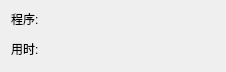
The window that ProcessMonitor/Fw.ui (yangkun1201/ProcessMonitorClient) describes before a commit, drawn with Qt 5.
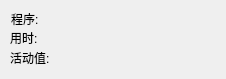
The same window after the commit.

Commit message: 悬浮窗增加活动值

Diff of the .ui file:
```diff
--- a/ProcessMonitor/Fw.ui
+++ b/ProcessMonitor/Fw.ui
@@ -7,7 +7,7 @@
     <x>0</x>
     <y>0</y>
     <width>226</width>
-    <height>72</height>
+    <height>79</height>
    </rect>
   </property>
   <property name="minimumSize">
@@ -51,22 +51,48 @@
   <widget class="QLabel" name="label_2">
    <property name="geometry">
     <rect>
-     <x>11</x>
-     <y>41</y>
-     <width>31</width>
+     <x>10</x>
+     <y>50</y>
+     <width>41</width>
      <height>16</height>
     </rect>
    </property>
    <property name="text">
-    <string>用时:</string>
+    <string>活动值:</string>
    </property>
   </widget>
   <widget class="QLabel" name="label_time">
    <property name="geometry">
     <rect>
      <x>50</x>
-     <y>40</y>
-     <width>61</width>
+     <y>30</y>
+     <width>91</width>
+     <height>16</height>
+    </rect>
+   </property>
+   <property name="text">
+    <string/>
+   </property>
+  </widget>
+  <widget class="QLabel" name="label_3">
+   <property name="geometry">
+    <rect>
+     <x>10</x>
+     <y>30</y>
+     <width>31</width>
+     <height>16</height>
+    </rect>
+   </property>
+   <property name="text">
+    <string>用时:</string>
+   </property>
+  </widget>
+  <widget class="QLabel" name="label_active">
+   <property name="geometry">
+    <rect>
+     <x>60</x>
+     <y>50</y>
+     <width>91</width>
      <height>16</height>
     </rect>
    </property>
```
The commit also changes 20 other files.
